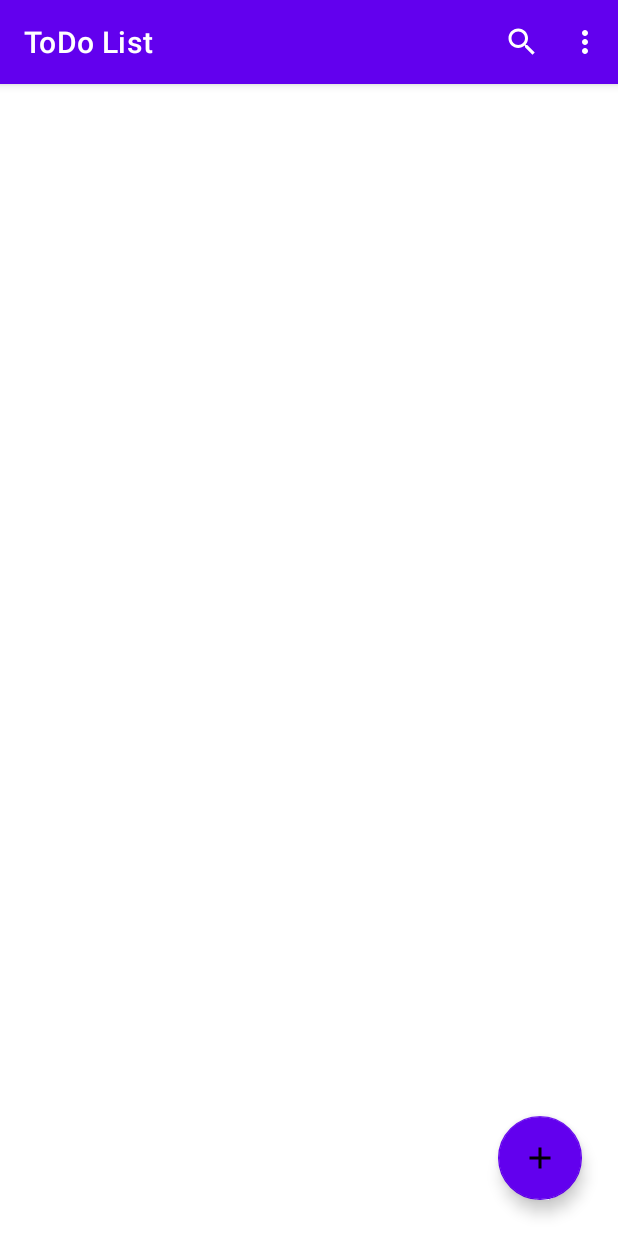
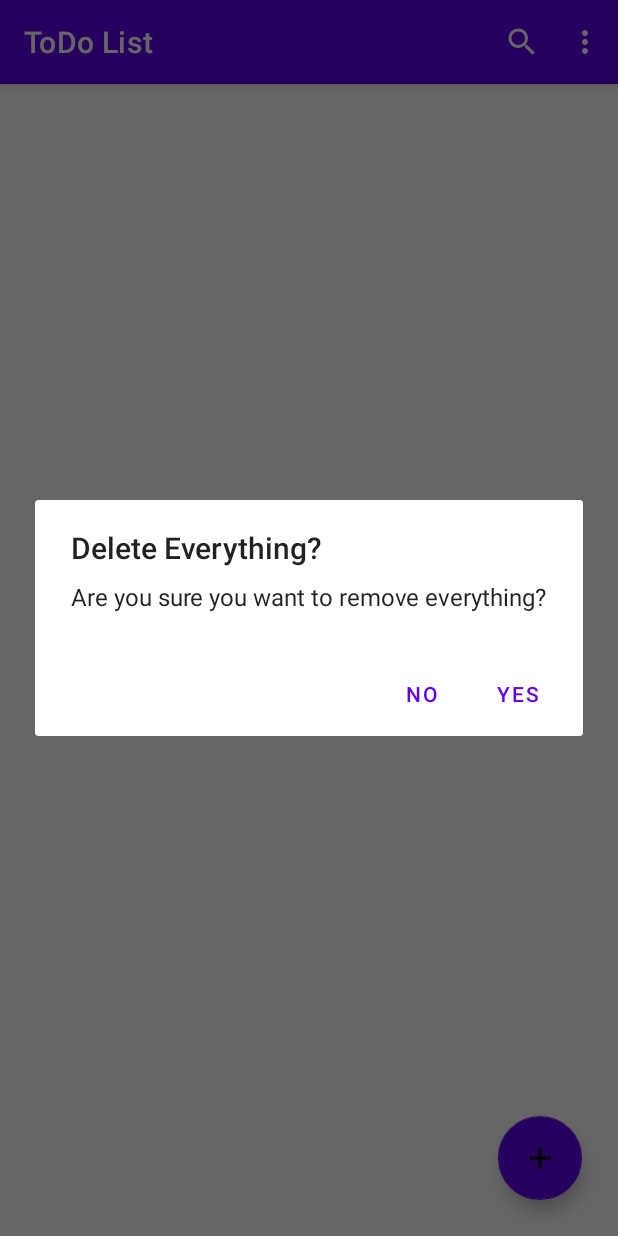
Before and after one commit to mertakd/ToDoAppMvvm, an Android app: the screen it shows after launch (MainActivity), in the options menu, after a tap on "Delete All", on a phone screen of 412 x 824 dp. Run offline under Robolectric (Android 15) with nearby library versions, the phone set to English and light mode, and no system bars; our stand-ins replace Room's generated code, data binding, navigation-ui; 3 statements that could not run were skipped.

Commit message:
added ToDoDiffUtil.kt and recyclerview animation

```diff
--- a/app/build.gradle
+++ b/app/build.gradle
@@ -54,6 +54,7 @@ android {
 dependencies {
 
     implementation 'androidx.core:core-ktx:1.7.0'
+    implementation 'org.jetbrains.kotlin:kotlin-stdlib:1.8.0'
     implementation 'androidx.appcompat:appcompat:1.6.1'
     implementation 'com.google.android.material:material:1.8.0'
     implementation 'androidx.constraintlayout:constraintlayout:2.1.4'
@@ -86,4 +87,7 @@ dependencies {
 
 
 
+
+
+
 }
--- a/app/src/main/java/com/example/todoappmvvm/fragments/SharedViewModel.kt
+++ b/app/src/main/java/com/example/todoappmvvm/fragments/SharedViewModel.kt
@@ -14,7 +14,7 @@ import com.example.todoappmvvm.data.models.ToDoData
 
 class SharedViewModel(application: Application) : AndroidViewModel(application){
 
-    val emptyDatabase: MutableLiveData<Boolean> = MutableLiveData(true)
+    val emptyDatabase: MutableLiveData<Boolean> = MutableLiveData(false)
 
     fun checkIfDatabaseEmpty(toDoData: List<ToDoData>){
         emptyDatabase.value = toDoData.isEmpty()
--- /dev/null
+++ b/app/src/main/java/com/example/todoappmvvm/fragments/add/ToDoDiffUtil.kt
@@ -0,0 +1,29 @@
+package com.example.todoappmvvm.fragments.add
+
+import androidx.recyclerview.widget.DiffUtil
+import com.example.todoappmvvm.data.models.ToDoData
+
+class ToDoDiffUtil(
+    private val oldList: List<ToDoData>,
+    private val newList: List<ToDoData>
+): DiffUtil.Callback() {
+
+    override fun getOldListSize(): Int {
+        return oldList.size
+    }
+
+    override fun getNewListSize(): Int {
+        return newList.size
+    }
+
+    override fun areItemsTheSame(oldItemPosition: Int, newItemPosition: Int): Boolean {
+        return oldList[oldItemPosition] === newList[newItemPosition]
+    }
+
+    override fun areContentsTheSame(oldItemPosition: Int, newItemPosition: Int): Boolean {
+        return oldList[oldItemPosition].id == newList[newItemPosition].id
+                && oldList[oldItemPosition].title == newList[newItemPosition].title
+                && oldList[oldItemPosition].description == newList[newItemPosition].description
+                && oldList[oldItemPosition].priority == newList[newItemPosition].priority
+    }
+}
--- a/app/src/main/java/com/example/todoappmvvm/fragments/list/ListFragment.kt
+++ b/app/src/main/java/com/example/todoappmvvm/fragments/list/ListFragment.kt
@@ -1,48 +1,71 @@
 package com.example.todoappmvvm.fragments.list
 
+import android.app.AlertDialog
 import android.os.Bundle
 import android.view.*
-import android.widget.SearchView
+import android.widget.Toast
 import androidx.fragment.app.Fragment
-import androidx.core.view.MenuHost
-import androidx.core.view.MenuProvider
 import androidx.fragment.app.viewModels
 import androidx.lifecycle.Observer
-import androidx.navigation.fragment.findNavController
+import androidx.recyclerview.widget.ItemTouchHelper
 import androidx.recyclerview.widget.LinearLayoutManager
+import androidx.recyclerview.widget.RecyclerView
 import com.example.todoappmvvm.R
+import com.example.todoappmvvm.data.models.ToDoData
 import com.example.todoappmvvm.data.viewmodel.ToDoViewModel
 import com.example.todoappmvvm.databinding.FragmentListBinding
+import com.example.todoappmvvm.fragments.SharedViewModel
+import com.example.todoappmvvm.fragments.list.adapter.ListAdapter
+import com.google.android.material.snackbar.Snackbar
 
 
 class ListFragment : Fragment(){
 
+    private val mToDoViewModel : ToDoViewModel by viewModels()
+    private val mSharedViewModel: SharedViewModel by viewModels()
+
     private var _binding: FragmentListBinding? = null
     private val binding get() = _binding!!
 
-    private val mToDoViewModel : ToDoViewModel by viewModels()
-    private val adapter: ListAdapter by lazy {ListAdapter()}
+
+    private val adapter: ListAdapter by lazy { ListAdapter() }
 
     override fun onCreateView(
         inflater: LayoutInflater, container: ViewGroup?,
         savedInstanceState: Bundle?
-    ): View {
-        // Inflate the layout for this fragment
+    ): View? {
+        // Data binding
         _binding = FragmentListBinding.inflate(layoutInflater, container, false)
 
-        val recyclerView = binding.recyclerView
-        recyclerView.adapter = adapter
-        recyclerView.layoutManager = LinearLayoutManager(requireActivity())
+        binding.lifecycleOwner = this //binding nesnesi yaşam döngüsü sahibinin(bu sınıfat yaşam döngüsünü sahibi fragment) durumunu takip eder.(bu iki satır layout içerisinde data tag ı içinde yapılan işlem)
+        binding.mBindingSharedViewModel = mSharedViewModel //viewmodel nesnesini, viewbinding nesnesine atar.
 
+       //setup recyclerview
+        setupRecyclerview()
+
+
+        //livedata observe
         mToDoViewModel.getAllData.observe(viewLifecycleOwner, Observer { data ->
+            mSharedViewModel.checkIfDatabaseEmpty(data)
             adapter.setData(data)
+            binding.recyclerView.scheduleLayoutAnimation()
         })
 
+        /**
+         * binding adapters sınıfı
+         *
+        mSharedViewModel.emptyDatabase.observe(viewLifecycleOwner, Observer {
+            showEmptyDatabaeViews(it)
+        })
 
-
+*/
+    /**
+     * binding adapters sınıfının içine yazıldı
+     *
         binding.floatingActionButton.setOnClickListener {
             findNavController().navigate(R.id.action_listFragment_to_addFragment)
         }
+        */
 
 
         //eski menü yapısı
@@ -52,7 +75,101 @@ class ListFragment : Fragment(){
     }
 
 
+
+    private fun setupRecyclerview() {
+        val recyclerView = binding.recyclerView
+        recyclerView.adapter = adapter
+        recyclerView.layoutManager = LinearLayoutManager(requireActivity())
+
+
+        //swipe to Delete
+        swipeToDelete(recyclerView)
+    }
+
+
+
+    private fun swipeToDelete(recyclerView: RecyclerView) {
+
+        val swipeToDeleteCallback = object : SwipeToDelete() {
+            override fun onSwiped(viewHolder: RecyclerView.ViewHolder, direction: Int) {
+                val deletedItem = adapter.dataList[viewHolder.adapterPosition]
+                mToDoViewModel.deleteItem(deletedItem)
+                adapter.notifyItemRemoved(viewHolder.adapterPosition)
+                //restore deleted item
+                restoreDeletedData(viewHolder.itemView, deletedItem, viewHolder.adapterPosition)
+            }
+
+        }
+
+        val itemTouchHelper = ItemTouchHelper(swipeToDeleteCallback)
+        itemTouchHelper.attachToRecyclerView(recyclerView)
+    }
+
+
+    private fun restoreDeletedData(view: View, deletedItem: ToDoData, position: Int){
+        val snackbar = Snackbar.make(
+            view, "Deleted '${deletedItem.title}'",
+            Snackbar.LENGTH_LONG
+        )
+        snackbar.setAction("Undo"){
+            mToDoViewModel.insertData(deletedItem)
+            adapter.notifyItemChanged(position)
+        }
+        snackbar.show()
+    }
+
+
+
+    /**
+    * binding adapteers sınıfında daha kısa versiyonu yazıldı
+    *
+    private fun showEmptyDatabaeViews(emptyDatabase: Boolean) {
+        if (emptyDatabase){
+            binding.noDataImageView.visibility = View.VISIBLE
+            binding.noDataTextView.visibility = View.VISIBLE
+        }else{
+            binding.noDataImageView.visibility = View.INVISIBLE
+            binding.noDataTextView.visibility = View.INVISIBLE
+        }
+    }
+
+*/
+
     override fun onCreateOptionsMenu(menu: Menu, inflater: MenuInflater) {
         inflater.inflate(R.menu.list_fragment_menu, menu)
     }
+
+
+    override fun onOptionsItemSelected(item: MenuItem): Boolean {
+        if (item.itemId == R.id.menu_delete_all){
+            confirmRemoval()
+        }
+        return super.onOptionsItemSelected(item)
+    }
+
+
+
+    //alert dialog ile tüm notları silmek
+    private fun confirmRemoval() {
+        val builder = AlertDialog.Builder(requireContext())
+        builder.setPositiveButton("Yes") {_, _ ->
+            mToDoViewModel.deleteAll()
+            Toast.makeText(
+                requireContext(),
+                "Successfully Removed Everything!",
+                Toast.LENGTH_SHORT
+            ).show()
+
+        }
+        builder.setNegativeButton("No"){_,_ ->}
+        builder.setTitle("Delete Everything?")
+        builder.setMessage("Are you sure you want to remove everything?")
+        builder.create().show()
+    }
+
+
+    override fun onDestroyView() {
+        super.onDestroyView()
+        _binding = null
+    }
 }
--- /dev/null
+++ b/app/src/main/java/com/example/todoappmvvm/fragments/list/SwipeToDelete.kt
@@ -0,0 +1,17 @@
+package com.example.todoappmvvm.fragments.list
+
+import androidx.recyclerview.widget.ItemTouchHelper
+import androidx.recyclerview.widget.RecyclerView
+
+abstract class SwipeToDelete: ItemTouchHelper.SimpleCallback(0, ItemTouchHelper.LEFT){
+
+    override fun onMove(
+        recyclerView: RecyclerView,
+        viewHolder: RecyclerView.ViewHolder,
+        target: RecyclerView.ViewHolder
+    ): Boolean {
+        return false
+    }
+
+
+}
--- a/app/src/main/java/com/example/todoappmvvm/fragments/list/adapter/ListAdapter.kt
+++ b/app/src/main/java/com/example/todoappmvvm/fragments/list/adapter/ListAdapter.kt
@@ -2,9 +2,11 @@ package com.example.todoappmvvm.fragments.list.adapter
 
 import android.view.LayoutInflater
 import android.view.ViewGroup
+import androidx.recyclerview.widget.DiffUtil
 import androidx.recyclerview.widget.RecyclerView
 import com.example.todoappmvvm.data.models.ToDoData
 import com.example.todoappmvvm.databinding.RowLayoutBinding
+import com.example.todoappmvvm.fragments.add.ToDoDiffUtil
 
 class ListAdapter: RecyclerView.Adapter<ListAdapter.MyViewHolder>() {
 
@@ -53,8 +55,14 @@ class ListAdapter: RecyclerView.Adapter<ListAdapter.MyViewHolder>() {
 
 
     fun setData(toDoData: List<ToDoData>){
+        val toDoDiffUtil = ToDoDiffUtil(dataList, toDoData)
+        val toDoDiffResult = DiffUtil.calculateDiff(toDoDiffUtil)
         this.dataList = toDoData
+        toDoDiffResult.dispatchUpdatesTo(this)
+       /* this.dataList = toDoData
         notifyDataSetChanged()
+        //notifyDataSetChanged() biz bir veriyi güncellesek bile notifyDataSetChanged() fonksiyonu recyclervie daki tüm item ları/tüm verileri güncelliyor view çağırıldığında.performanslı değil.bu yüzden diffutil i kullanmalıyız.
+        //diffutil recyclerview listesinde birçok item olsa bile sadece güncellenen item ı günceller, tüm listeyi güncellemez.daha performanslı*/
     }
 
 }
--- /dev/null
+++ b/app/src/main/res/anim/from_bottom.xml
@@ -0,0 +1,9 @@
+<?xml version="1.0" encoding="utf-8"?>
+<set xmlns:android="http://schemas.android.com/apk/res/android">
+
+    <translate
+        android:duration="400"
+        android:fromYDelta="100%"
+        android:toYDelta="0%" />
+
+</set>
--- /dev/null
+++ b/app/src/main/res/anim/recyclerview_anim.xml
@@ -0,0 +1,7 @@
+<?xml version="1.0" encoding="utf-8"?>
+<layoutAnimation xmlns:android="http://schemas.android.com/apk/res/android"
+    android:animation="@anim/from_bottom"
+    android:animationOrder="normal"
+    android:delay="15%">
+
+</layoutAnimation>
--- a/app/src/main/res/drawable/item_background.xml
+++ b/app/src/main/res/drawable/item_background.xml
@@ -1,8 +1,8 @@
 <?xml version="1.0" encoding="utf-8"?>
-<selector xmlns:android="http://schemas.android.com/apk/res/android">
+<shape xmlns:android="http://schemas.android.com/apk/res/android">
 
     <solid android:color="@color/white"/>
     <stroke android:width="1dp" android:color="@color/lightGray"/>
-    <corners android:radius ="16dp"/>
+    <corners android:radius="16dp"/>
 
-</selector>
+</shape>
--- a/app/src/main/res/layout/fragment_list.xml
+++ b/app/src/main/res/layout/fragment_list.xml
@@ -22,6 +22,7 @@
             android:layout_height="0dp"
             android:paddingTop="8dp"
             android:clipToPadding="false"
+            android:layoutAnimation="@anim/recyclerview_anim"
             app:layout_constraintBottom_toBottomOf="parent"
             app:layout_constraintEnd_toEndOf="parent"
             app:layout_constraintVertical_bias="0.5"
--- a/app/src/main/res/layout/row_layout.xml
+++ b/app/src/main/res/layout/row_layout.xml
@@ -1,7 +1,6 @@
 <?xml version="1.0" encoding="utf-8"?>
 <layout xmlns:android="http://schemas.android.com/apk/res/android"
-    xmlns:app="http://schemas.android.com/apk/res-auto"
-    xmlns:tools="http://schemas.android.com/tools">
+    xmlns:app="http://schemas.android.com/apk/res-auto">
 
     <data>
         <variable
```
Also changed, not shown: app/src/main/java/com/example/todoappmvvm/fragments/list/ListAdapter.kt (deleted, +0 -70 lines).
